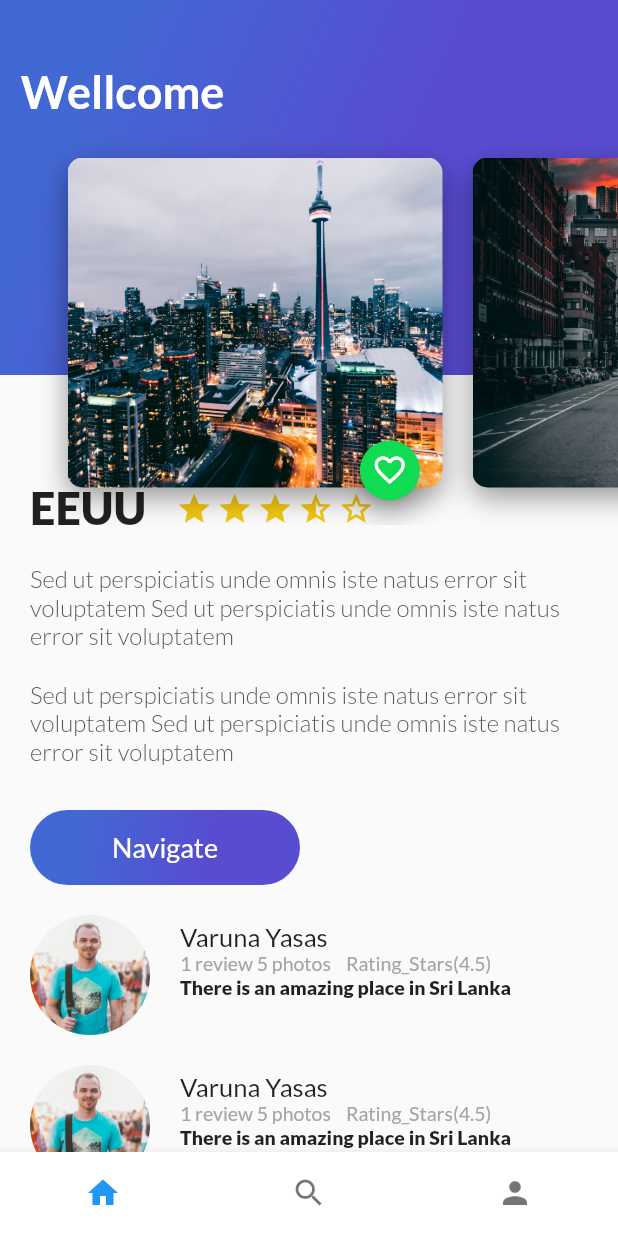
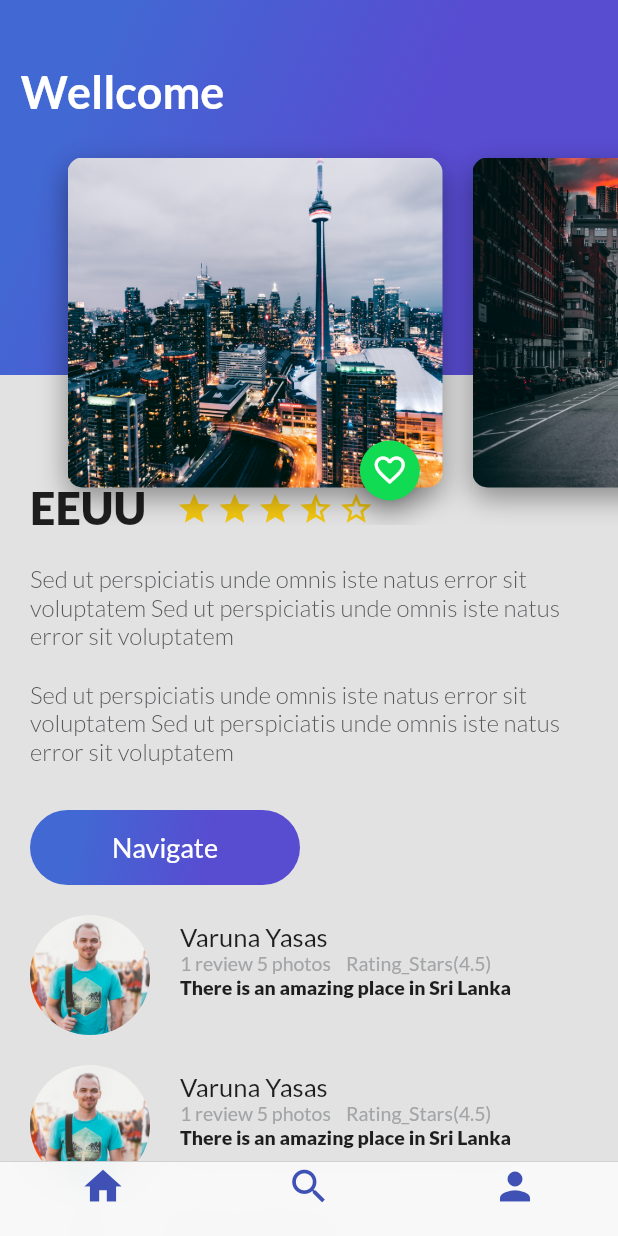
Before and after one commit to EduardoLizarazu/Flutter-Project-Course, a Flutter app: the screen it shows after launch, on a phone screen of 412 x 824 dp. Run offline on Flutter 3.47's test engine with Material 2 defaults, Android fonts, the phone set to English and light mode, and no system bars.

Commit message:
Cupertino Bar

```diff
--- a/lib/main.dart
+++ b/lib/main.dart
@@ -1,5 +1,6 @@
 import 'package:flutter/material.dart';
 import 'platzi_trips.dart';
+import 'platzi_trips_cupertino.dart';
 
 void main() {
   runApp(const MyApp());
@@ -12,11 +13,13 @@ class MyApp extends StatelessWidget {
   @override
   Widget build(BuildContext context) {
     return MaterialApp(
-        title: 'Flutter Demo',
-        theme: ThemeData(
-          primarySwatch: Colors.blue,
-        ),
-        home: PlatziTrips());
+      title: 'Flutter Demo',
+      theme: ThemeData(
+        primarySwatch: Colors.blue,
+      ),
+      //PlatziTrips()
+      home: PlatziTripsCupertino(),
+    );
   }
 }
 
--- /dev/null
+++ b/lib/platzi_trips_cupertino.dart
@@ -0,0 +1,59 @@
+import 'package:flutter/material.dart';
+import 'package:flutter/cupertino.dart';
+import 'package:flutter_hello_world/home_trip.dart';
+import 'package:flutter_hello_world/profile_trips.dart';
+import 'package:flutter_hello_world/search_trips.dart';
+
+class PlatziTripsCupertino extends StatelessWidget {
+  @override
+  Widget build(BuildContext context) {
+    // TODO: implement build
+    return Scaffold(
+      bottomNavigationBar: CupertinoTabScaffold(
+        tabBar: CupertinoTabBar(items: const [
+          BottomNavigationBarItem(
+            icon: Icon(
+              Icons.home,
+              color: Colors.indigo,
+            ),
+            label: "",
+          ),
+          BottomNavigationBarItem(
+            icon: Icon(
+              Icons.search,
+              color: Colors.indigo,
+            ),
+            label: "",
+          ),
+          BottomNavigationBarItem(
+            icon: Icon(
+              Icons.person,
+              color: Colors.indigo,
+            ),
+            label: "",
+          ),
+        ]),
+        tabBuilder: (BuildContext context, int index) {
+          switch (index) {
+            case 0:
+              return CupertinoTabView(
+                builder: (BuildContext context) => HomeTrips(),
+              );
+              break;
+            case 1:
+              return CupertinoTabView(
+                builder: (BuildContext context) => SearchTrips(),
+              );
+              break;
+            case 2:
+              return CupertinoTabView(
+                builder: (BuildContext context) => ProfileTrips(),
+              );
+              break;
+          }
+          throw Error();
+        },
+      ),
+    );
+  }
+}
```
